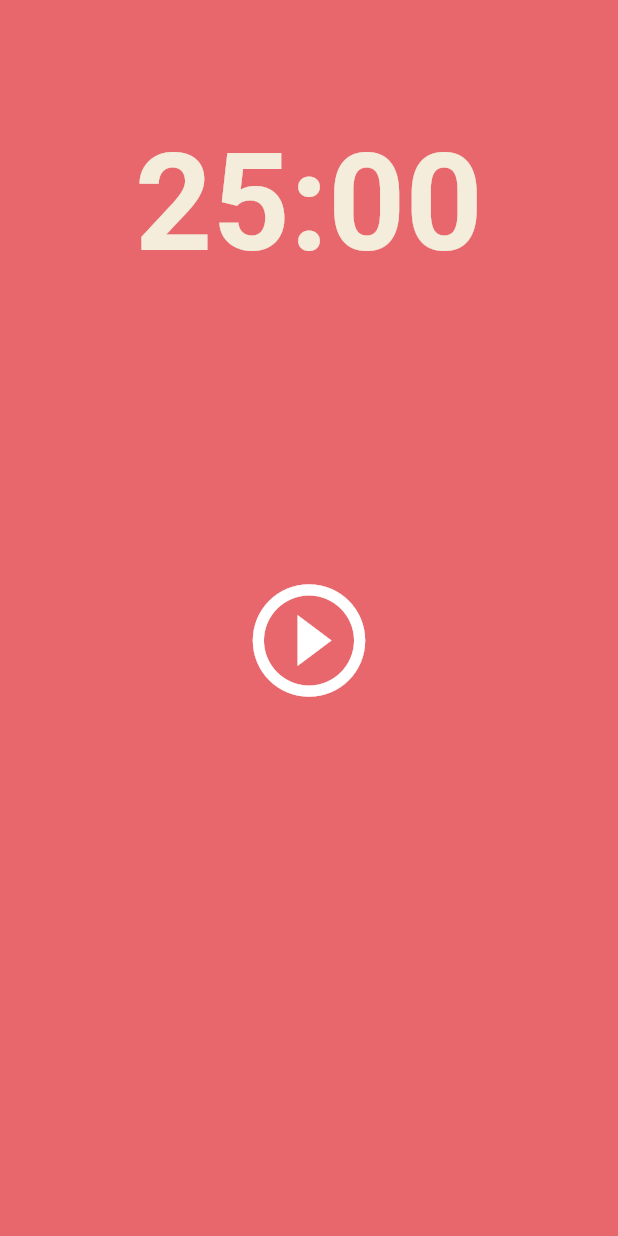
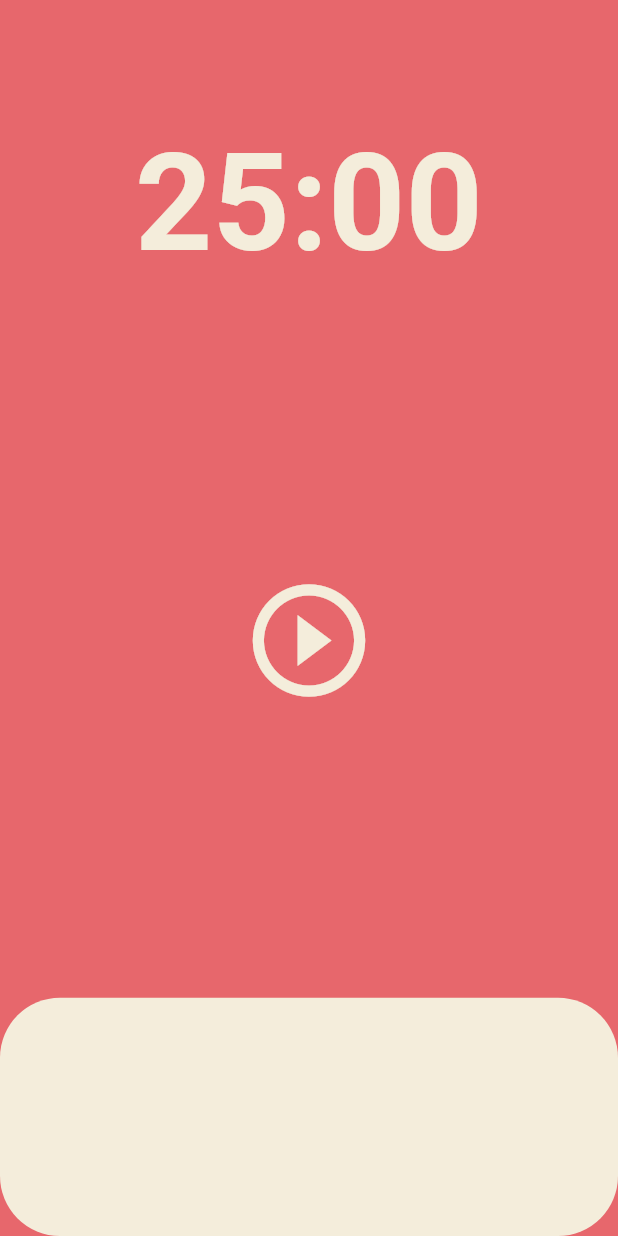
Before and after one commit to leoyun97/pomodoro, a Flutter app: the screen it shows after launch, on a phone screen of 412 x 824 dp. Run offline on Flutter 3.47's test engine with Material 2 defaults, Android fonts, the phone set to English and light mode, and no system bars.

Commit message:
flexible2 done

```diff
--- a/lib/main.dart
+++ b/lib/main.dart
@@ -14,7 +14,7 @@ class App extends StatelessWidget {
       theme: ThemeData(
         backgroundColor: const Color(0xFFE7676C),
         textTheme: const TextTheme(
-          displayLarge: TextStyle(
+          headline1: TextStyle(
             color: Color(0xFF232B55),
           ),
         ),
--- a/lib/screens/home_screen.dart
+++ b/lib/screens/home_screen.dart
@@ -15,7 +15,9 @@ class _HomeScreenState extends State<HomeScreen> {
         backgroundColor: Theme.of(context).backgroundColor,
         body: Column(
           children: [
-            SizedBox(height: 30,),
+            const SizedBox(
+              height: 30,
+            ),
             Flexible(
               flex: 1,
               child: Container(
@@ -34,15 +36,23 @@ class _HomeScreenState extends State<HomeScreen> {
               flex: 3,
               child: Center(
                 child: IconButton(
-                  icon: const Icon(Icons.play_circle_outline_outlined,color: Colors.white,),
+                  icon: const Icon(
+                    Icons.play_circle_outline_outlined,
+                  ),
                   onPressed: () {},
                   iconSize: 90,
+                  color: Theme.of(context).cardColor,
                 ),
               ),
             ),
             Flexible(
               flex: 1,
-              child: Container(),
+              child: Container(
+                decoration: BoxDecoration(
+                  borderRadius: BorderRadius.circular(40),
+                  color: Theme.of(context).cardColor,
+                ),
+              ),
             ),
           ],
         ),
```
